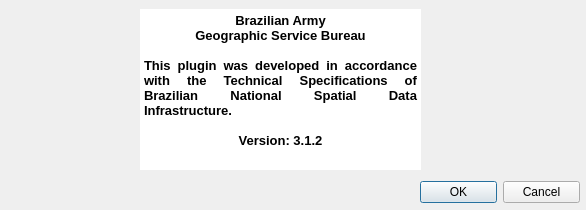
Qt form ui_about.ui (dsgoficial/DsgTools) before a commit.
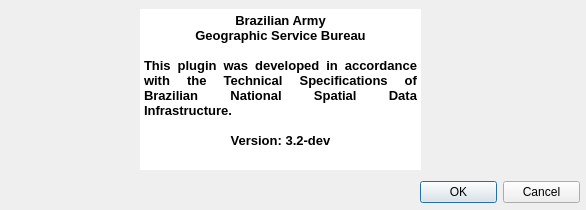
The same form after that commit. Icons and pictures are not drawn.

Commit message: preparing version tag

Diff of the .ui file:
```diff
--- a/ui_about.ui
+++ b/ui_about.ui
@@ -95,7 +95,7 @@
 &lt;p align=&quot;center&quot; style=&quot;-qt-paragraph-type:empty; margin-top:0px; margin-bottom:0px; margin-left:0px; margin-right:0px; -qt-block-indent:0; text-indent:0px; font-family:'MS Shell Dlg 2'; font-size:10pt; font-weight:600;&quot;&gt;&lt;br /&gt;&lt;/p&gt;
 &lt;p align=&quot;justify&quot; style=&quot; margin-top:0px; margin-bottom:0px; margin-left:0px; margin-right:0px; -qt-block-indent:0; text-indent:0px;&quot;&gt;&lt;span style=&quot; font-family:'MS Shell Dlg 2'; font-size:10pt; font-weight:600;&quot;&gt;This plugin was developed in accordance with the Technical Specifications of Brazilian National Spatial Data Infrastructure.&lt;/span&gt;&lt;/p&gt;
 &lt;p align=&quot;justify&quot; style=&quot;-qt-paragraph-type:empty; margin-top:0px; margin-bottom:0px; margin-left:0px; margin-right:0px; -qt-block-indent:0; text-indent:0px; font-family:'MS Shell Dlg 2'; font-size:10pt; font-weight:600;&quot;&gt;&lt;br /&gt;&lt;/p&gt;
-&lt;p align=&quot;center&quot; style=&quot; margin-top:0px; margin-bottom:0px; margin-left:0px; margin-right:0px; -qt-block-indent:0; text-indent:0px;&quot;&gt;&lt;span style=&quot; font-family:'MS Shell Dlg 2'; font-size:10pt; font-weight:600;&quot;&gt;Version: 3.1.2&lt;/span&gt;&lt;/p&gt;&lt;/body&gt;&lt;/html&gt;</string>
+&lt;p align=&quot;center&quot; style=&quot; margin-top:0px; margin-bottom:0px; margin-left:0px; margin-right:0px; -qt-block-indent:0; text-indent:0px;&quot;&gt;&lt;span style=&quot; font-family:'MS Shell Dlg 2'; font-size:10pt; font-weight:600;&quot;&gt;Version: 3.2-dev&lt;/span&gt;&lt;/p&gt;&lt;/body&gt;&lt;/html&gt;</string>
    </property>
   </widget>
  </widget>
```
The commit also changes 1 other file.
